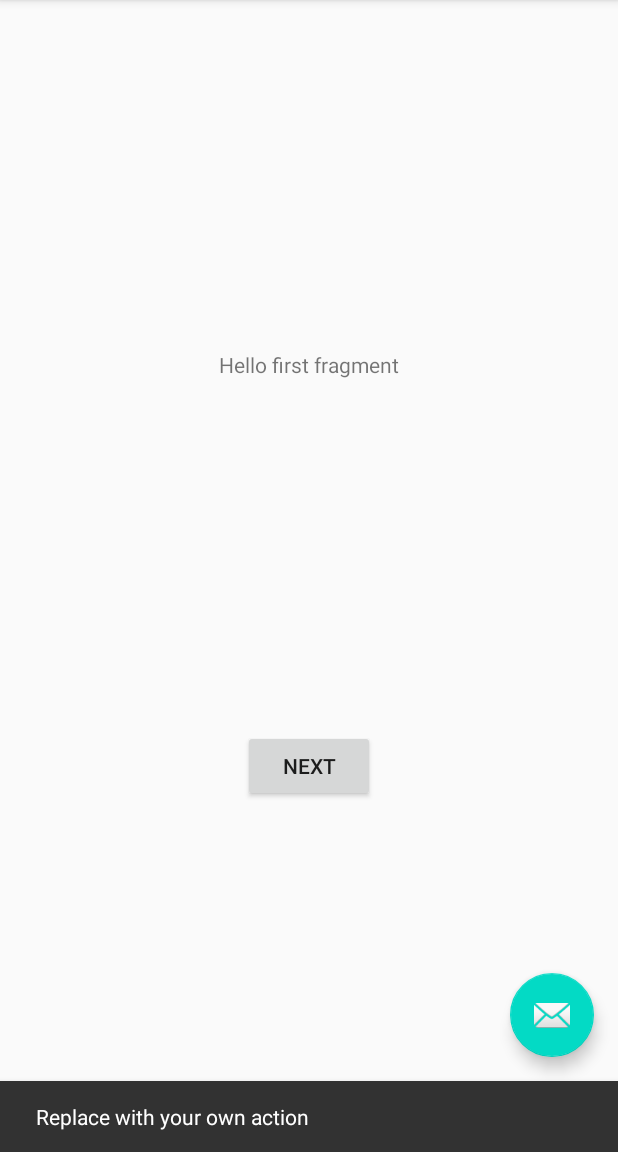
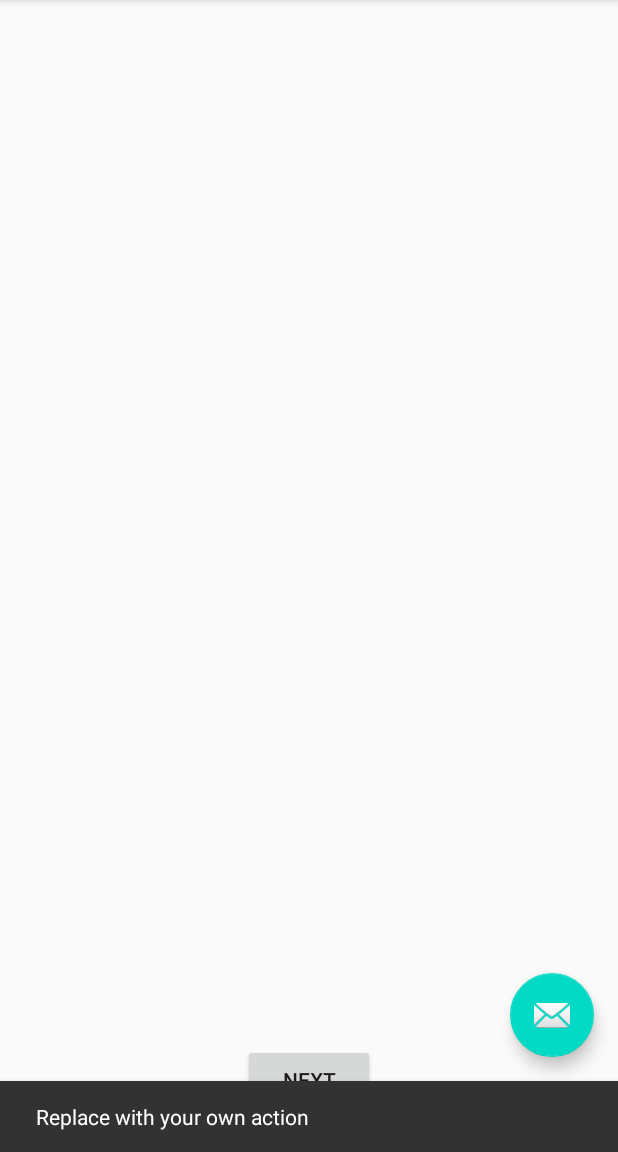
Before and after one commit to CaptainKills/Sink-Security-App, an Android app: the screen it shows after launch (MainActivity), after a tap on an icon or button, on a phone screen of 412 x 824 dp, the part 84-1236 px from its top. Run offline under Robolectric (Android 15) with nearby library versions, the phone set to English and light mode, and no system bars.

Commit message:
Error Correction

```diff
--- a/app/build.gradle
+++ b/app/build.gradle
@@ -32,5 +32,4 @@ dependencies {
     testImplementation 'junit:junit:4.12'
     androidTestImplementation 'androidx.test.ext:junit:1.1.2'
     androidTestImplementation 'androidx.test.espresso:espresso-core:3.3.0'
-
 }
--- a/app/src/main/res/layout/fragment_first.xml
+++ b/app/src/main/res/layout/fragment_first.xml
@@ -6,23 +6,13 @@
     android:layout_height="match_parent"
     tools:context=".FirstFragment">
 
-    <TextView
-        android:id="@+id/textview_first"
-        android:layout_width="wrap_content"
-        android:layout_height="wrap_content"
-        android:text="@string/hello_first_fragment"
-        app:layout_constraintBottom_toTopOf="@id/button_first"
-        app:layout_constraintEnd_toEndOf="parent"
-        app:layout_constraintStart_toStartOf="parent"
-        app:layout_constraintTop_toTopOf="parent" />
-
     <Button
         android:id="@+id/button_first"
         android:layout_width="wrap_content"
         android:layout_height="wrap_content"
+        android:layout_marginBottom="24dp"
         android:text="@string/next"
         app:layout_constraintBottom_toBottomOf="parent"
         app:layout_constraintEnd_toEndOf="parent"
-        app:layout_constraintStart_toStartOf="parent"
-        app:layout_constraintTop_toBottomOf="@id/textview_first" />
+        app:layout_constraintStart_toStartOf="parent" />
 </androidx.constraintlayout.widget.ConstraintLayout>
```
